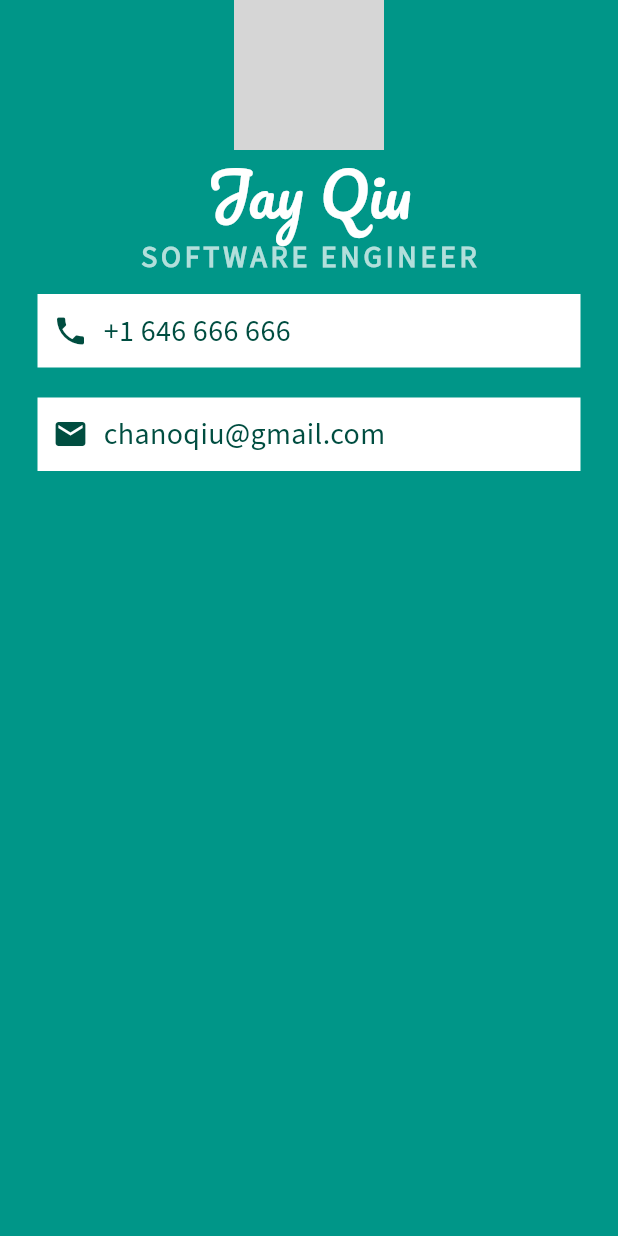
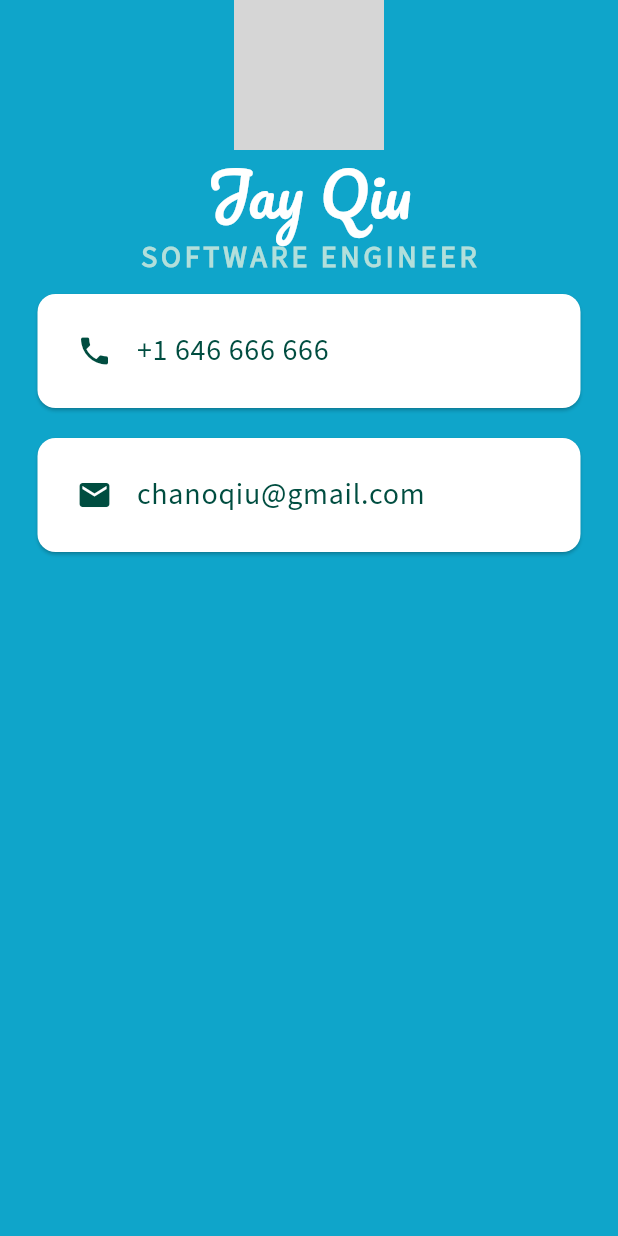
Before and after one commit to erjiale/flutter-practice, a Flutter app: the screen it shows after launch, on a phone screen of 412 x 824 dp. Run offline on Flutter 3.47's test engine with Material 3 defaults, Android fonts, the phone set to English and light mode, and no system bars; grey boxes are pictures that could not be loaded.

Commit message:
[Update]: containers to be Cards

```diff
--- a/mi_card_flutter/lib/main.dart
+++ b/mi_card_flutter/lib/main.dart
@@ -11,7 +11,7 @@ class MyApp extends StatelessWidget {
   Widget build(BuildContext context) {
     return MaterialApp(
       home: Scaffold(
-        backgroundColor: Colors.teal,
+        backgroundColor: const Color.fromARGB(255, 15, 165, 202),
         body: SafeArea(
           child: Column(
             // mainAxisAlignment: MainAxisAlignment.center,
@@ -37,20 +37,17 @@ class MyApp extends StatelessWidget {
                   fontWeight: FontWeight.bold,
                 )
               ),
-              Container(
+              Card(
                 color: Colors.white,
-                padding: EdgeInsets.all(10.0),
                 margin: EdgeInsets.symmetric(vertical: 10.0, horizontal: 25.0),
-                child: Row(
-                  children: [
-                    Icon(
+                child: Padding(
+                  padding: const EdgeInsets.all(10.0),
+                  child: ListTile(
+                    leading: Icon(
                       Icons.phone,
                       color: Colors.teal.shade900
                     ),
-                    SizedBox(
-                      width: 10.0
-                    ),
-                    Text(
+                    title: Text(
                       '+1 646 666 666',
                       style: TextStyle(
                         color: Colors.teal.shade900,
@@ -58,31 +55,28 @@ class MyApp extends StatelessWidget {
                         fontFamily: 'SourceSans3'
                       )
                     )
-                  ],
+                  ),
                 )
               ),
-              Container(
+              Card(
                 color: Colors.white,
-                padding: EdgeInsets.all(10.0),
                 margin: EdgeInsets.symmetric(vertical: 10.0, horizontal: 25.0),
-                child: Row(
-                  children: [
-                    Icon(
+                child: Padding(
+                  padding: const EdgeInsets.all(10.0),
+                  child: ListTile(
+                    leading: Icon(
                       Icons.email,
                       color: Colors.teal.shade900
                     ),
-                    SizedBox(
-                      width: 10.0,
-                    ),
-                    Text(
+                    title: Text(
                       'chanoqiu@gmail.com',
                       style: TextStyle(
                         color: Colors.teal.shade900,
                         fontSize: 20.0,
                         fontFamily: 'SourceSans3'
                       )
-                    ),
-                  ],
+                    )
+                  ),
                 )
               ),
             ]
```
